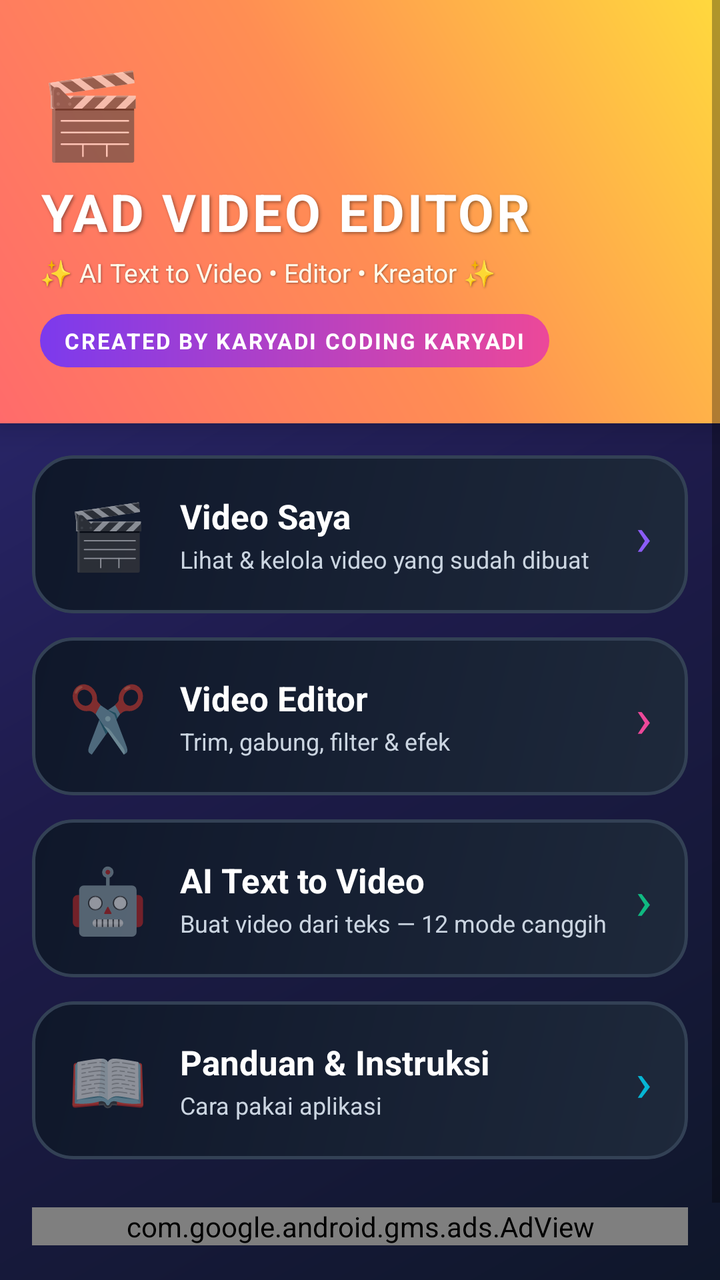
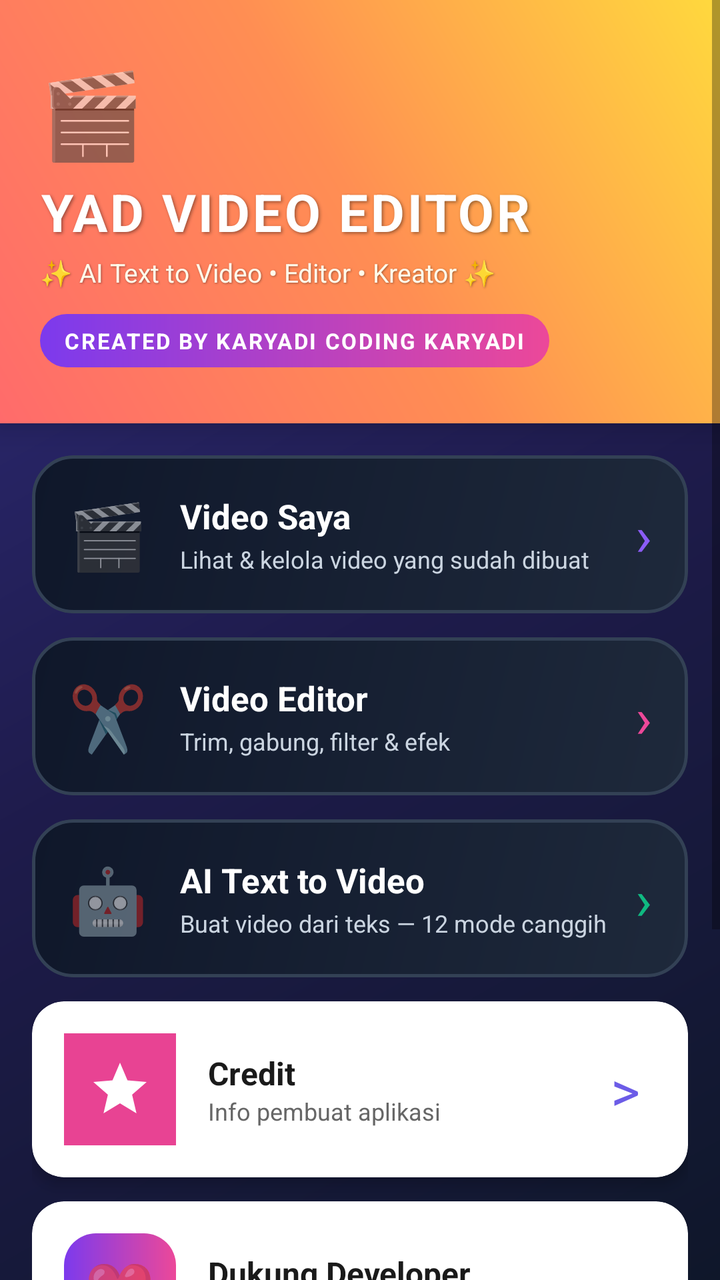

Screens rendered from an Android XML layout before and after an edit, with the pre-edit source and the edit as a unified diff.
<!-- AndroidManifest.xml: activity theme Theme.YadVideoEditor -->
<!-- res/layout/activity_main.xml -->
<?xml version="1.0" encoding="utf-8"?>
<ScrollView xmlns:android="http://schemas.android.com/apk/res/android"
    xmlns:app="http://schemas.android.com/apk/res-auto"
    android:layout_width="match_parent"
    android:layout_height="match_parent"
    android:background="@drawable/bg_gradient_main"
    android:fillViewport="true">

    <LinearLayout
        android:layout_width="match_parent"
        android:layout_height="wrap_content"
        android:orientation="vertical">

        
        <LinearLayout
            android:layout_width="match_parent"
            android:layout_height="wrap_content"
            android:orientation="vertical"
            android:background="@drawable/bg_header"
            android:paddingTop="28dp"
            android:paddingBottom="28dp"
            android:paddingStart="20dp"
            android:paddingEnd="20dp"
            android:elevation="8dp">

            <TextView
                android:layout_width="wrap_content"
                android:layout_height="wrap_content"
                android:text="🎬"
                android:textSize="42sp"
                android:layout_marginBottom="4dp" />

            <TextView
                android:layout_width="wrap_content"
                android:layout_height="wrap_content"
                android:text="YAD VIDEO EDITOR"
                android:textSize="26sp"
                android:textStyle="bold"
                android:textColor="#FFFFFF"
                android:letterSpacing="0.05"
                android:shadowColor="#66000000"
                android:shadowDx="2"
                android:shadowDy="2"
                android:shadowRadius="4" />

            <TextView
                android:layout_width="wrap_content"
                android:layout_height="wrap_content"
                android:text="✨ AI Text to Video • Editor • Kreator ✨"
                android:textSize="13sp"
                android:textColor="#FFFBEB"
                android:layout_marginTop="4dp"
                android:shadowColor="#66000000"
                android:shadowDx="1"
                android:shadowDy="1"
                android:shadowRadius="2" />

            <TextView
                android:layout_width="wrap_content"
                android:layout_height="wrap_content"
                android:text="CREATED BY KARYADI CODING KARYADI"
                android:textSize="11sp"
                android:textStyle="bold"
                android:textColor="#FFFFFF"
                android:layout_marginTop="12dp"
                android:background="@drawable/bg_credit"
                android:paddingStart="12dp"
                android:paddingEnd="12dp"
                android:paddingTop="6dp"
                android:paddingBottom="6dp"
                android:letterSpacing="0.08" />
        </LinearLayout>

        
        <LinearLayout
            android:layout_width="match_parent"
            android:layout_height="wrap_content"
            android:orientation="vertical"
            android:padding="16dp">

            
            <androidx.cardview.widget.CardView
                android:id="@+id/cardVideoSaya"
                android:layout_width="match_parent"
                android:layout_height="wrap_content"
                android:layout_marginBottom="12dp"
                android:clickable="true"
                android:focusable="true"
                android:foreground="?android:attr/selectableItemBackground"
                app:cardBackgroundColor="@android:color/transparent"
                app:cardCornerRadius="20dp"
                app:cardElevation="0dp">

                <LinearLayout
                    android:layout_width="match_parent"
                    android:layout_height="wrap_content"
                    android:orientation="horizontal"
                    android:gravity="center_vertical"
                    android:background="@drawable/bg_card_modern"
                    android:padding="18dp">

                    <TextView
                        android:layout_width="wrap_content"
                        android:layout_height="wrap_content"
                        android:text="🎬"
                        android:textSize="32sp"
                        android:layout_marginEnd="16dp" />

                    <LinearLayout
                        android:layout_width="0dp"
                        android:layout_height="wrap_content"
                        android:layout_weight="1"
                        android:orientation="vertical">

                        <TextView
                            android:layout_width="match_parent"
                            android:layout_height="wrap_content"
                            android:text="Video Saya"
                            android:textSize="17sp"
                            android:textStyle="bold"
                            android:textColor="#FFFFFF" />

                        <TextView
                            android:layout_width="match_parent"
                            android:layout_height="wrap_content"
                            android:text="Lihat &amp; kelola video yang sudah dibuat"
                            android:textSize="12sp"
                            android:textColor="#CBD5E1"
                            android:layout_marginTop="2dp" />
                    </LinearLayout>

                    <TextView
                        android:layout_width="wrap_content"
                        android:layout_height="wrap_content"
                        android:text="›"
                        android:textSize="28sp"
                        android:textColor="#8B5CF6" />
                </LinearLayout>
            </androidx.cardview.widget.CardView>

            
            <androidx.cardview.widget.CardView
                android:id="@+id/cardVideoEditor"
                android:layout_width="match_parent"
                android:layout_height="wrap_content"
                android:layout_marginBottom="12dp"
                android:clickable="true"
                android:focusable="true"
                android:foreground="?android:attr/selectableItemBackground"
                app:cardBackgroundColor="@android:color/transparent"
                app:cardCornerRadius="20dp"
                app:cardElevation="0dp">

                <LinearLayout
                    android:layout_width="match_parent"
                    android:layout_height="wrap_content"
                    android:orientation="horizontal"
                    android:gravity="center_vertical"
                    android:background="@drawable/bg_card_modern"
                    android:padding="18dp">

                    <TextView
                        android:layout_width="wrap_content"
                        android:layout_height="wrap_content"
                        android:text="✂️"
                        android:textSize="32sp"
                        android:layout_marginEnd="16dp" />

                    <LinearLayout
                        android:layout_width="0dp"
                        android:layout_height="wrap_content"
                        android:layout_weight="1"
                        android:orientation="vertical">

                        <TextView
                            android:layout_width="match_parent"
                            android:layout_height="wrap_content"
                            android:text="Video Editor"
                            android:textSize="17sp"
                            android:textStyle="bold"
                            android:textColor="#FFFFFF" />

                        <TextView
                            android:layout_width="match_parent"
                            android:layout_height="wrap_content"
                            android:text="Trim, gabung, filter &amp; efek"
                            android:textSize="12sp"
                            android:textColor="#CBD5E1"
                            android:layout_marginTop="2dp" />
                    </LinearLayout>

                    <TextView
                        android:layout_width="wrap_content"
                        android:layout_height="wrap_content"
                        android:text="›"
                        android:textSize="28sp"
                        android:textColor="#EC4899" />
                </LinearLayout>
            </androidx.cardview.widget.CardView>

            
            <androidx.cardview.widget.CardView
                android:id="@+id/cardAITextToVideo"
                android:layout_width="match_parent"
                android:layout_height="wrap_content"
                android:layout_marginBottom="12dp"
                android:clickable="true"
                android:focusable="true"
                android:foreground="?android:attr/selectableItemBackground"
                app:cardBackgroundColor="@android:color/transparent"
                app:cardCornerRadius="20dp"
                app:cardElevation="0dp">

                <LinearLayout
                    android:layout_width="match_parent"
                    android:layout_height="wrap_content"
                    android:orientation="horizontal"
                    android:gravity="center_vertical"
                    android:background="@drawable/bg_card_modern"
                    android:padding="18dp">

                    <TextView
                        android:layout_width="wrap_content"
                        android:layout_height="wrap_content"
                        android:text="🤖"
                        android:textSize="32sp"
                        android:layout_marginEnd="16dp" />

                    <LinearLayout
                        android:layout_width="0dp"
                        android:layout_height="wrap_content"
                        android:layout_weight="1"
                        android:orientation="vertical">

                        <TextView
                            android:layout_width="match_parent"
                            android:layout_height="wrap_content"
                            android:text="AI Text to Video"
                            android:textSize="17sp"
                            android:textStyle="bold"
                            android:textColor="#FFFFFF" />

                        <TextView
                            android:layout_width="match_parent"
                            android:layout_height="wrap_content"
                            android:text="Buat video dari teks — 12 mode canggih"
                            android:textSize="12sp"
                            android:textColor="#CBD5E1"
                            android:layout_marginTop="2dp" />
                    </LinearLayout>

                    <TextView
                        android:layout_width="wrap_content"
                        android:layout_height="wrap_content"
                        android:text="›"
                        android:textSize="28sp"
                        android:textColor="#10B981" />
                </LinearLayout>
            </androidx.cardview.widget.CardView>

            

            
            <androidx.cardview.widget.CardView
                android:id="@+id/cardInstructions"
                android:layout_width="match_parent"
                android:layout_height="wrap_content"
                android:layout_marginBottom="16dp"
                android:clickable="true"
                android:focusable="true"
                android:foreground="?android:attr/selectableItemBackground"
                app:cardBackgroundColor="@android:color/transparent"
                app:cardCornerRadius="20dp"
                app:cardElevation="0dp">

                <LinearLayout
                    android:layout_width="match_parent"
                    android:layout_height="wrap_content"
                    android:orientation="horizontal"
                    android:gravity="center_vertical"
                    android:background="@drawable/bg_card_modern"
                    android:padding="18dp">

                    <TextView
                        android:layout_width="wrap_content"
                        android:layout_height="wrap_content"
                        android:text="📖"
                        android:textSize="32sp"
                        android:layout_marginEnd="16dp" />

                    <LinearLayout
                        android:layout_width="0dp"
                        android:layout_height="wrap_content"
                        android:layout_weight="1"
                        android:orientation="vertical">

                        <TextView
                            android:layout_width="match_parent"
                            android:layout_height="wrap_content"
                            android:text="Panduan &amp; Instruksi"
                            android:textSize="17sp"
                            android:textStyle="bold"
                            android:textColor="#FFFFFF" />

                        <TextView
                            android:layout_width="match_parent"
                            android:layout_height="wrap_content"
                            android:text="Cara pakai aplikasi"
                            android:textSize="12sp"
                            android:textColor="#CBD5E1"
                            android:layout_marginTop="2dp" />
                    </LinearLayout>

                    <TextView
                        android:layout_width="wrap_content"
                        android:layout_height="wrap_content"
                        android:text="›"
                        android:textSize="28sp"
                        android:textColor="#06B6D4" />
                </LinearLayout>
            </androidx.cardview.widget.CardView>

            
            <com.google.android.gms.ads.AdView
                android:id="@+id/bannerAd"
                android:layout_width="match_parent"
                android:layout_height="wrap_content"
                android:layout_marginTop="8dp"
                app:adSize="BANNER"
                app:adUnitId="ca-app-pub-3940256099942544/6300978111" />

            
            <TextView
                android:layout_width="match_parent"
                android:layout_height="wrap_content"
                android:text="© 2026 KARYADI CODING KARYADI"
                android:textSize="11sp"
                android:textColor="#94A3B8"
                android:gravity="center"
                android:paddingTop="16dp"
                android:paddingBottom="12dp" />

        </LinearLayout>
    </LinearLayout>
</ScrollView>
<!-- resources referenced by this layout -->
<resources>
  <!-- drawable bg_card_modern (drawable) -->
  <?xml version="1.0" encoding="utf-8"?>
  <shape xmlns:android="http://schemas.android.com/apk/res/android"
      android:shape="rectangle">
      <gradient
          android:angle="135"
          android:startColor="#1E293B"
          android:endColor="#0F172A"
          android:type="linear" />
      <corners android:radius="20dp" />
      <stroke
          android:width="1.5dp"
          android:color="#334155" />
  </shape>
  <!-- drawable bg_credit (drawable) -->
  <?xml version="1.0" encoding="utf-8"?>
  <shape xmlns:android="http://schemas.android.com/apk/res/android"
      android:shape="rectangle">
      <gradient
          android:angle="0"
          android:startColor="#7C3AED"
          android:endColor="#EC4899"
          android:type="linear" />
      <corners android:radius="16dp" />
  </shape>
  <!-- drawable bg_gradient_main (drawable) -->
  <?xml version="1.0" encoding="utf-8"?>
  <shape xmlns:android="http://schemas.android.com/apk/res/android"
      android:shape="rectangle">
      <gradient
          android:angle="135"
          android:startColor="#0F172A"
          android:centerColor="#1E1B4B"
          android:endColor="#312E81"
          android:type="linear" />
  </shape>
  <!-- drawable bg_header (drawable) -->
  <?xml version="1.0" encoding="utf-8"?>
  <shape xmlns:android="http://schemas.android.com/apk/res/android"
      android:shape="rectangle">
      <gradient
          android:angle="45"
          android:startColor="#FF6B6B"
          android:centerColor="#FF8E53"
          android:endColor="#FFD93D"
          android:type="linear" />
      <corners android:radius="0dp" />
  </shape>
  <style name="Theme.YadVideoEditor" parent="Theme.MaterialComponents.Light.NoActionBar">
          <item name="colorPrimary">@color/primary</item>
          <item name="colorPrimaryDark">@color/primary_dark</item>
          <item name="colorAccent">@color/accent</item>
          <item name="android:windowBackground">@color/bg_light</item>
          <item name="android:statusBarColor">@color/primary_dark</item>
          <item name="android:textColorPrimary">@color/text_primary</item>
      </style>
  <color name="primary">#6C5CE7</color>
  <color name="primary_dark">#4834D4</color>
  <color name="accent">#A29BFE</color>
  <color name="bg_light">#F5F5F5</color>
  <color name="text_primary">#1A1A1A</color>
</resources>

<!-- the commit's change to res/layout/activity_main.xml (unified diff, before → after) -->
@@ -261,6 +261,118 @@
             
 
             
+                
+                <androidx.cardview.widget.CardView
+                    android:id="@+id/cardCredit"
+                    android:layout_marginBottom="12dp"
+                    android:layout_width="match_parent"
+                    android:layout_height="wrap_content"
+                    android:clickable="true"
+                    android:focusable="true"
+                    app:cardCornerRadius="16dp"
+                    app:cardElevation="4dp">
+                    <LinearLayout
+                        android:orientation="horizontal"
+                        android:padding="16dp"
+                        android:gravity="center_vertical"
+                        android:layout_width="match_parent"
+                        android:layout_height="wrap_content">
+                        <ImageView
+                            android:src="@drawable/ic_credit"
+                            android:background="@color/btn_pink"
+                            android:padding="12dp"
+                            android:layout_width="56dp"
+                            android:layout_height="56dp"/>
+                        <LinearLayout
+                            android:orientation="vertical"
+                            android:layout_weight="1"
+                            android:layout_marginStart="16dp"
+                            android:layout_width="0dp"
+                            android:layout_height="wrap_content">
+                            <TextView
+                                android:text="Credit"
+                                android:textSize="16sp"
+                                android:textStyle="bold"
+                                android:textColor="@color/text_primary"
+                                android:layout_width="match_parent"
+                                android:layout_height="wrap_content"/>
+                            <TextView
+                                android:text="Info pembuat aplikasi"
+                                android:textSize="12sp"
+                                android:textColor="@color/text_secondary"
+                                android:layout_width="match_parent"
+                                android:layout_height="wrap_content"/>
+                        </LinearLayout>
+                        <TextView
+                            android:text="&gt;"
+                            android:textSize="28sp"
+                            android:textColor="@color/primary"
+                            android:padding="8dp"
+                            android:layout_width="wrap_content"
+                            android:layout_height="wrap_content"/>
+                    </LinearLayout>
+                </androidx.cardview.widget.CardView>
+
+                
+                <androidx.cardview.widget.CardView
+                    android:id="@+id/cardSaweria"
+                    android:layout_marginBottom="12dp"
+                    android:layout_width="match_parent"
+                    android:layout_height="wrap_content"
+                    android:clickable="true"
+                    android:focusable="true"
+                    app:cardCornerRadius="16dp"
+                    app:cardElevation="4dp">
+                    <LinearLayout
+                        android:orientation="horizontal"
+                        android:padding="16dp"
+                        android:gravity="center_vertical"
+                        android:layout_width="match_parent"
+                        android:layout_height="wrap_content">
+                        <LinearLayout
+                            android:orientation="vertical"
+                            android:gravity="center"
+                            android:background="@drawable/bg_credit"
+                            android:layout_width="56dp"
+                            android:layout_height="56dp">
+                            <TextView
+                                android:text="❤️"
+                                android:textSize="28sp"
+                                android:layout_width="wrap_content"
+                                android:layout_height="wrap_content"/>
+                        </LinearLayout>
+                        <LinearLayout
+                            android:orientation="vertical"
+                            android:layout_weight="1"
+                            android:layout_marginStart="16dp"
+                            android:layout_width="0dp"
+                            android:layout_height="wrap_content">
+                            <TextView
+                                android:text="Dukung Developer"
+                                android:textSize="16sp"
+                                android:textStyle="bold"
+                                android:textColor="@color/text_primary"
+                                android:layout_width="match_parent"
+                                android:layout_height="wrap_content"/>
+                            <TextView
+                                android:text="Donasi sukarela via Saweria"
+                                android:textSize="12sp"
+                                android:textColor="@color/text_secondary"
+                                android:layout_width="match_parent"
+                                android:layout_height="wrap_content"/>
+                        </LinearLayout>
+                        <TextView
+                            android:text="&gt;"
+                            android:textSize="28sp"
+                            android:textColor="@color/primary"
+                            android:padding="8dp"
+                            android:layout_width="wrap_content"
+                            android:layout_height="wrap_content"/>
+                    </LinearLayout>
+                </androidx.cardview.widget.CardView>
+
+                
+                
             <androidx.cardview.widget.CardView
                 android:id="@+id/cardInstructions"
                 android:layout_width="match_parent"
<!-- resource entries referenced after the edit -->
@@ -1,5 +1,6 @@
 <!-- resources referenced by this layout -->
 <resources>
+  <color name="btn_pink">#E84393</color>
   <!-- drawable bg_card_modern (drawable) -->
   <?xml version="1.0" encoding="utf-8"?>
   <shape xmlns:android="http://schemas.android.com/apk/res/android"
@@ -48,6 +49,15 @@
           android:type="linear" />
       <corners android:radius="0dp" />
   </shape>
+  <!-- drawable ic_credit (drawable) -->
+  <?xml version="1.0" encoding="utf-8"?>
+  <vector xmlns:android="http://schemas.android.com/apk/res/android"
+      android:width="24dp" android:height="24dp"
+      android:viewportWidth="24" android:viewportHeight="24"
+      android:tint="@color/text_white">
+      <path android:fillColor="@android:color/white"
+          android:pathData="M12,17.27L18.18,21l-1.64,-7.03L22,9.24l-7.19,-0.61L12,2 9.19,8.63 2,9.24l5.46,4.73L5.82,21z"/>
+  </vector>
   <style name="Theme.YadVideoEditor" parent="Theme.MaterialComponents.Light.NoActionBar">
           <item name="colorPrimary">@color/primary</item>
           <item name="colorPrimaryDark">@color/primary_dark</item>
@@ -56,10 +66,12 @@
           <item name="android:statusBarColor">@color/primary_dark</item>
           <item name="android:textColorPrimary">@color/text_primary</item>
       </style>
+  <color name="text_white">#FFFFFF</color>
   <color name="primary">#6C5CE7</color>
   <color name="primary_dark">#4834D4</color>
   <color name="accent">#A29BFE</color>
   <color name="bg_light">#F5F5F5</color>
   <color name="text_primary">#1A1A1A</color>
+  <color name="text_secondary">#666666</color>
 </resources>
 
